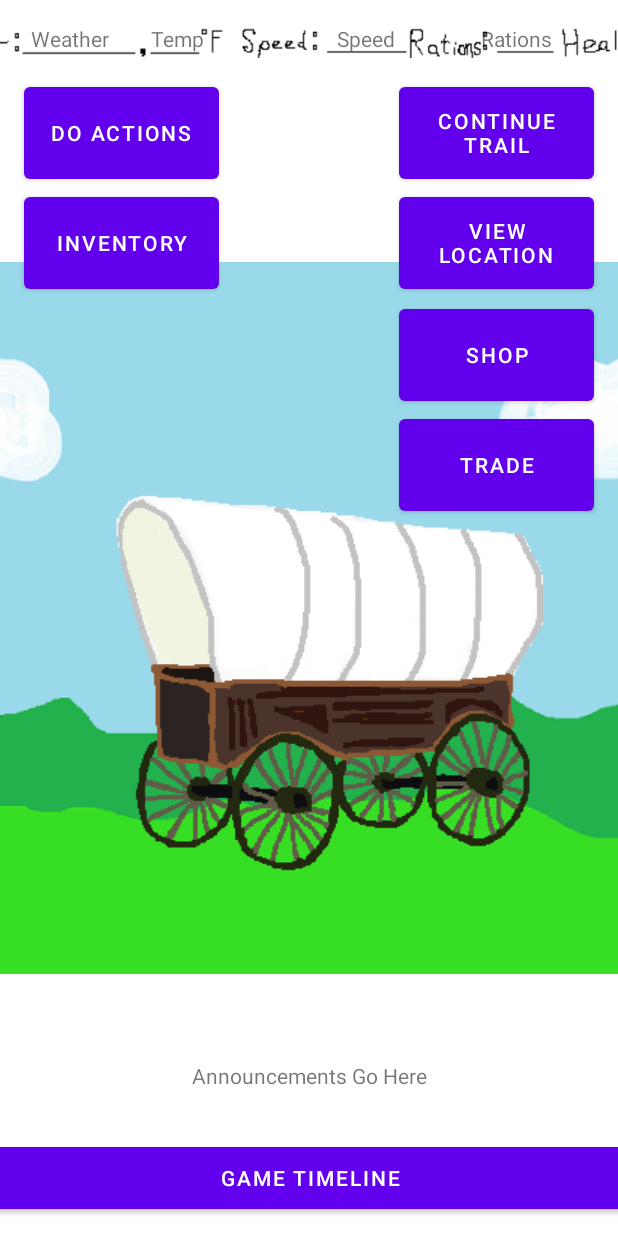
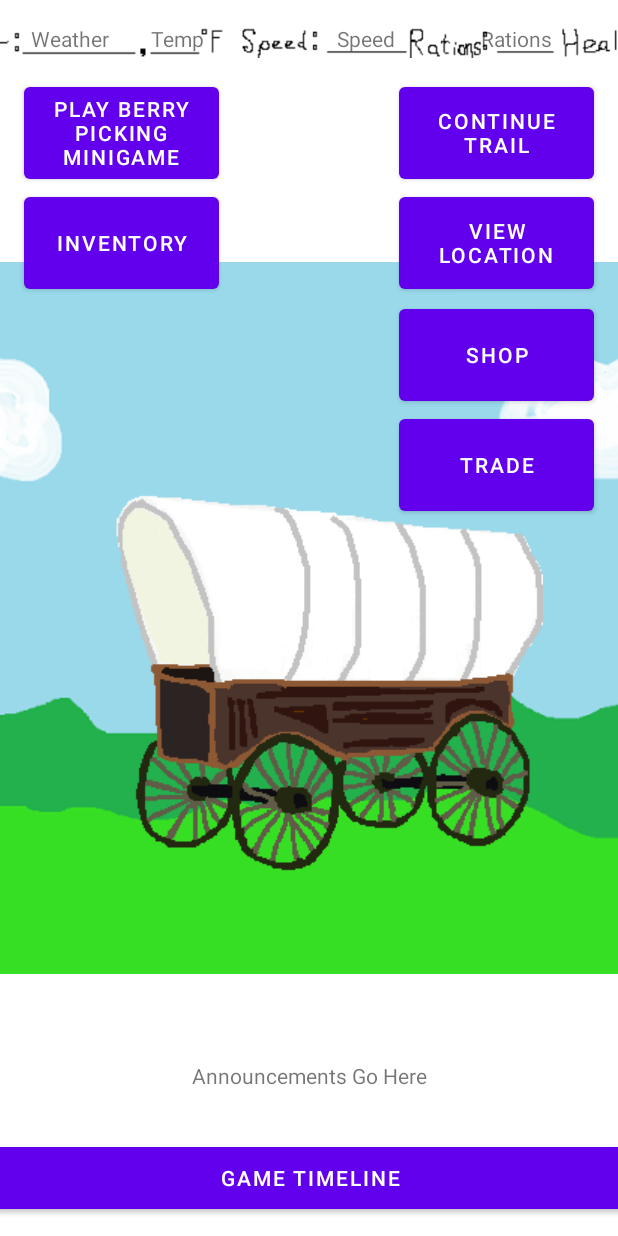
Before and after one commit to a-burkholder/OTrail, an Android app: the MainGame screen opened directly, with no data from a screen before it, on a phone screen of 412 x 824 dp. Run offline under Robolectric (Android 15) with nearby library versions, the phone set to English and light mode, and no system bars.

Commit message:
Berry Bush Update. Not implemented b/c it crashes
I tried to add it in. but rather than switching to the berry minigame, the button switches screens to previously loaded screen.  Kinda cringe tbh.

```diff
--- a/app/src/main/java/com/example/OTrail/MainGame.java
+++ b/app/src/main/java/com/example/OTrail/MainGame.java
@@ -59,6 +59,9 @@ public class MainGame extends AppCompatActivity {
 
         final Button actionsBut = findViewById(R.id.action);
         final Button invBut = findViewById(R.id.Inventory);
+        final Button tradeBut = findViewById(R.id.Trade);
+        final Button timelineBut = findViewById(R.id.timeline);
+        final Button moveBut = findViewById(R.id.continueAction);
         invBut.setOnClickListener(new View.OnClickListener() {
             @Override
             public void onClick(View view) {
@@ -67,7 +70,7 @@ public class MainGame extends AppCompatActivity {
                 startActivity(intent);
             }
         });
-        final Button moveBut = findViewById(R.id.continueAction);
+
         moveBut.setOnClickListener(new View.OnClickListener()
         {
             @SuppressLint("SetTextI18n")
@@ -127,6 +130,15 @@ public class MainGame extends AppCompatActivity {
         });
 
 
+/* // Action button for Berry Picking Minigame
+        actionsBut.setOnClickListener(new View.OnClickListener() {
+       @Override
+            public void onClick(View view) {
+                Intent intentBerryMinigame = new Intent(MainGame.this, berryPickingMinigame.class);
+                startActivity(intentBerryMinigame);
+            }
+        });
+         */
 
 
 //        final Button talkBut = findViewById(R.id.viewLocation);
@@ -143,8 +155,7 @@ public class MainGame extends AppCompatActivity {
             }
         });
 
-        final Button tradeBut = findViewById(R.id.Trade);
-        final Button timelineBut = findViewById(R.id.timeline);
+
 
     }
 }
--- a/app/src/main/res/layout/gameplayscreen.xml
+++ b/app/src/main/res/layout/gameplayscreen.xml
@@ -98,6 +98,7 @@
         android:layout_width="wrap_content"
         android:layout_height="wrap_content"
         android:layout_marginBottom="32dp"
+        android:elevation="-20dp"
         android:text="@string/announcement"
         app:layout_constraintBottom_toTopOf="@+id/timeline"
         app:layout_constraintEnd_toEndOf="parent"
@@ -170,7 +171,7 @@
         android:adjustViewBounds="false"
         android:background="#000000"
         android:cropToPadding="true"
-        android:elevation="-50dp"
+        android:elevation="-10dp"
         android:scaleType="centerInside"
         android:scaleX="0.95"
         android:scaleY="0.95"
--- a/app/src/main/res/values/strings.xml
+++ b/app/src/main/res/values/strings.xml
@@ -6,7 +6,7 @@
     <string name="shop">Shop</string>
     <string name="trade">Trade</string>
     <string name="inventory">Inventory</string>
-    <string name="action">Do Actions</string>
+    <string name="action">Play Berry Picking Minigame</string>
     <string name="rations">Rations</string>
     <string name="health">Health</string>
     <string name="speed">Speed</string>
```
Also changed, not shown: app/src/main/java/com/example/OTrail/berryPickingMinigame.java (+15 -8 lines).
